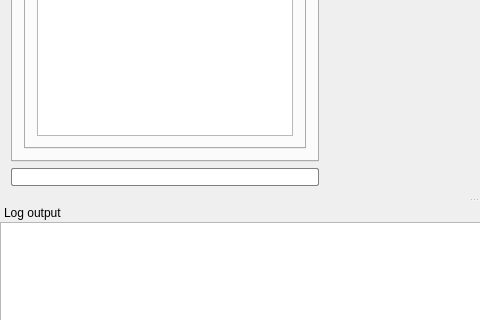
This is src/iland/mainwindow.ui in edfm-tum/iland-model as Qt 5 draws it before an edit; both pictures show x 0 to 480 and y 312 to 632 of the 956 by 748 pixel window. The edited form follows.
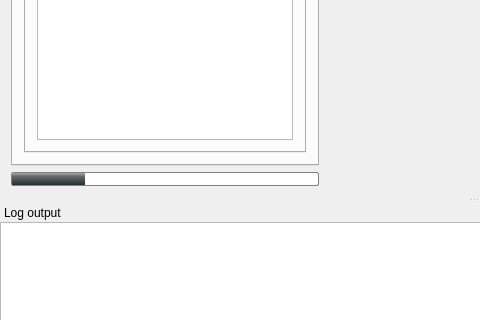
This is the edited form. Icons and pictures are not drawn. Custom widgets are drawn as their Qt base class.

Commit message: added a progressbar to mainwindow, now located in the status bar.

```diff
--- a/src/iland/mainwindow.ui
+++ b/src/iland/mainwindow.ui
@@ -401,12 +401,17 @@
      </item>
      <item>
       <widget class="QProgressBar" name="modelRunProgress">
+       <property name="minimumSize">
+        <size>
+         <width>80</width>
+         <height>0</height>
+        </size>
+       </property>
        <property name="styleSheet">
         <string notr="true">QProgressBar {    border: 1px solid grey;
     border-radius: 2px;
-    max-height: 16px; 
-  qproperty-margin: 30;
-text-align: right;
+    max-height: 12px; 
+   text-align: right;
 }
 QProgressBar::chunk {
     background-color: qlineargradient(x1: 0, y1: 0, x2: 0, y2: 1,  stop: 0 #a6a7aa, stop: 0.3 #666666 stop: 1 #203030);
@@ -414,7 +419,7 @@
  }</string>
        </property>
        <property name="value">
-        <number>0</number>
+        <number>24</number>
        </property>
        <property name="textVisible">
         <bool>false</bool>
```
Left out of the diff: 3 changed lines with no effect on the pictures. The commit also changes 1 other file.
